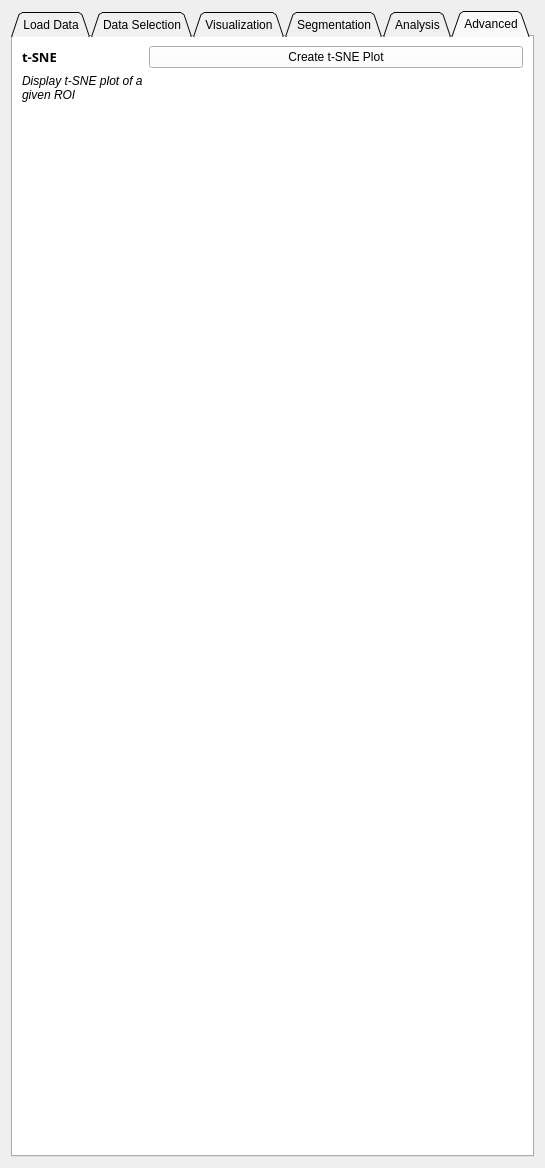
SlicerMicro/Slicer-TITAN, file HypModuleCode/Resources/UI/HypModuleCode.ui: the form before one commit.
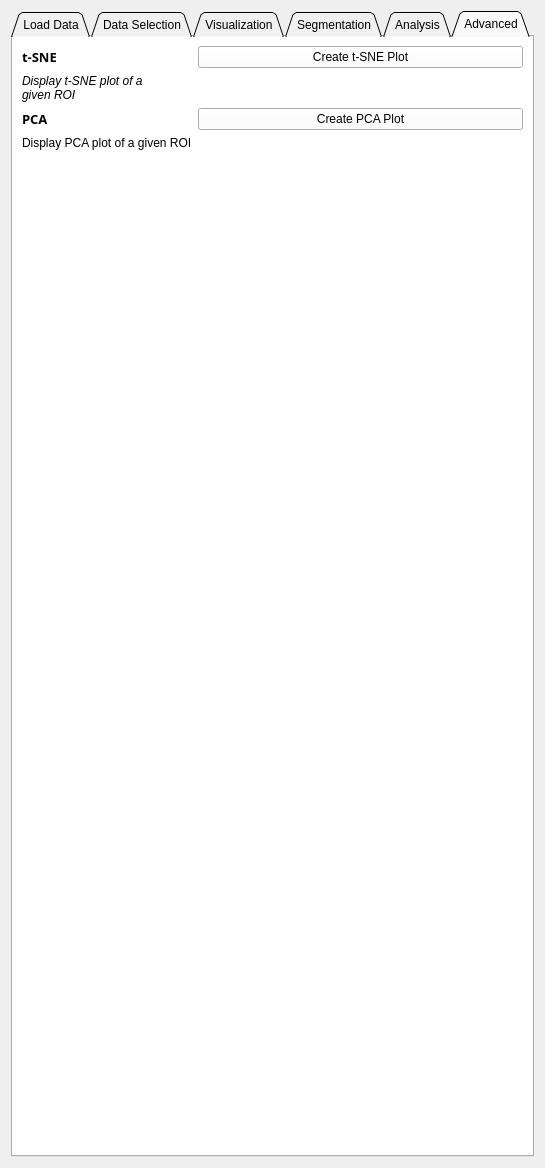
The form after the commit. Custom widgets are drawn as their Qt base class.

Commit message: ENH: Added UI and logic for PCA plot

The edit to the form file:
```diff
--- a/HypModuleCode/Resources/UI/HypModuleCode.ui
+++ b/HypModuleCode/Resources/UI/HypModuleCode.ui
@@ -1756,6 +1756,35 @@
          </property>
         </widget>
        </item>
+       <item row="2" column="0">
+        <widget class="QLabel" name="label_33">
+         <property name="font">
+          <font>
+           <family>Montserrat</family>
+           <pointsize>10</pointsize>
+           <weight>75</weight>
+           <bold>true</bold>
+          </font>
+         </property>
+         <property name="text">
+          <string>PCA</string>
+         </property>
+        </widget>
+       </item>
+       <item row="3" column="0">
+        <widget class="QLabel" name="label_34">
+         <property name="text">
+          <string>Display PCA plot of a given ROI</string>
+         </property>
+        </widget>
+       </item>
+       <item row="2" column="1">
+        <widget class="QPushButton" name="crtPCA">
+         <property name="text">
+          <string>Create PCA Plot</string>
+         </property>
+        </widget>
+       </item>
       </layout>
      </widget>
     </widget>
```
The commit also changes 1 other file.
